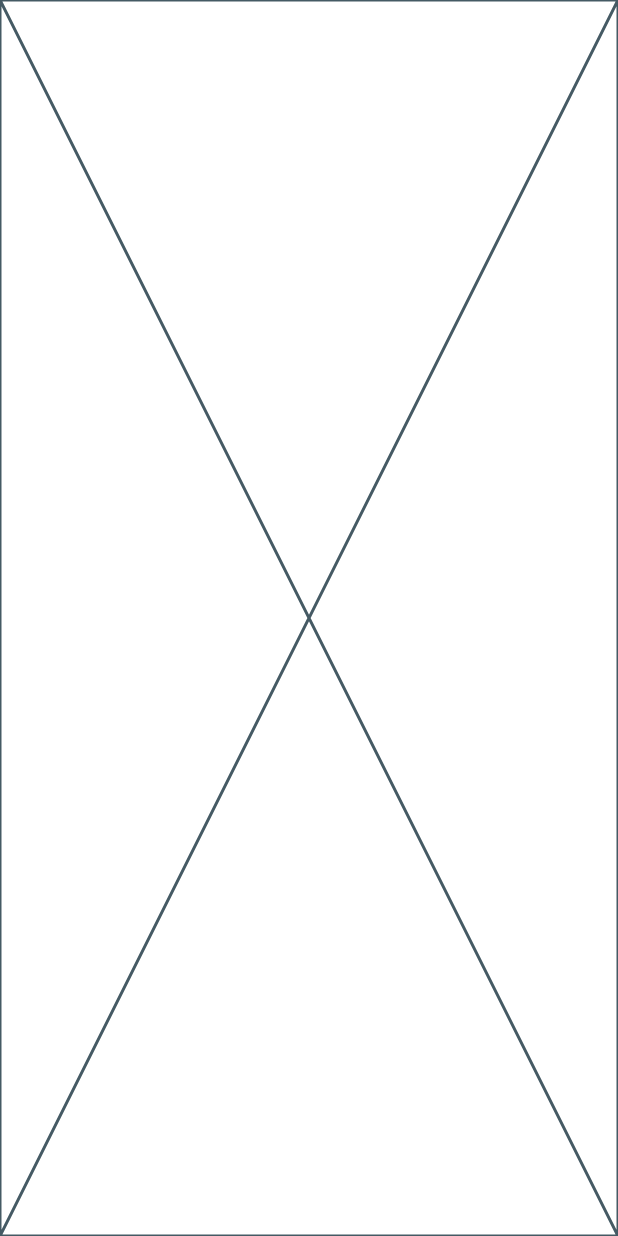
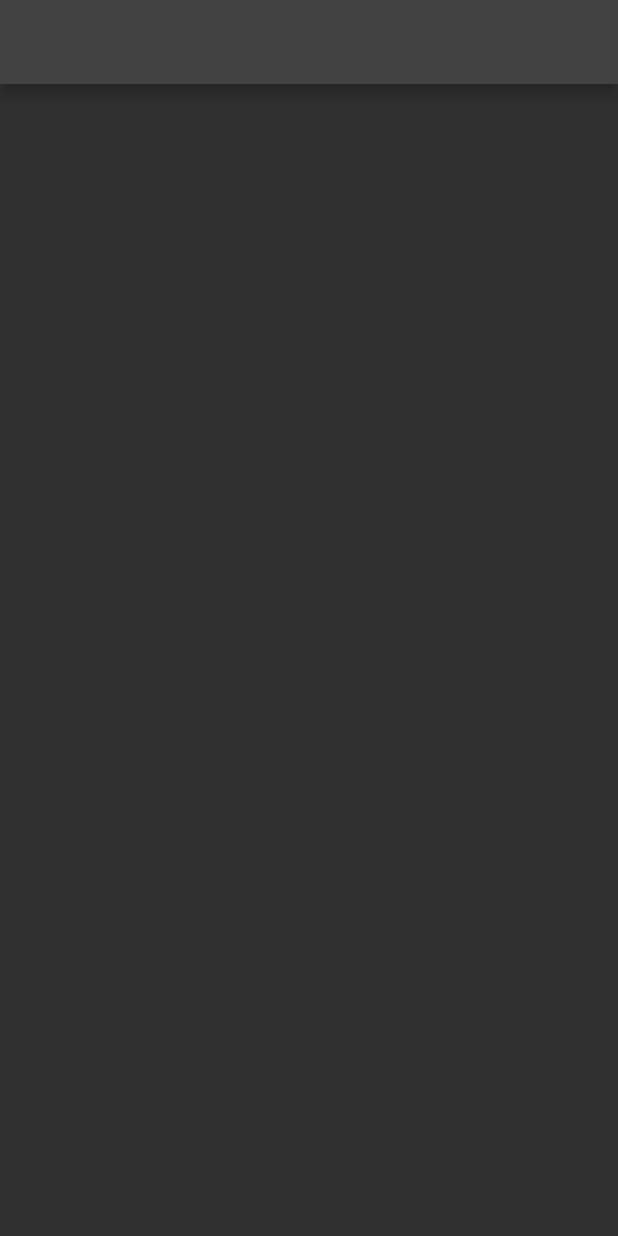
Before and after one commit to reham1414/notes_app, a Flutter app: the screen it shows after launch, on a phone screen of 412 x 824 dp. Run offline on Flutter 3.47's test engine with Material 2 defaults, Android fonts, the phone set to English and light mode, and no system bars.

Commit message:
change theme and create notes view

```diff
--- a/lib/main.dart
+++ b/lib/main.dart
@@ -1,4 +1,5 @@
 import 'package:flutter/material.dart';
+import 'package:notes_app/views/screens/notes_view.dart';
 
 void main() {
   runApp(const NotesApp());
@@ -9,6 +10,12 @@ class NotesApp extends StatelessWidget {
 
   @override
   Widget build(BuildContext context) {
-    return const Placeholder();
+    return  MaterialApp(
+      debugShowCheckedModeBanner: false,
+      theme: ThemeData(
+        brightness: Brightness.dark,
+      ),
+      home: const NotesView(),
+    );
   }
 }
--- /dev/null
+++ b/lib/views/screens/notes_view.dart
@@ -0,0 +1,14 @@
+import 'package:flutter/material.dart';
+
+class NotesView extends StatelessWidget {
+  const NotesView({super.key});
+
+  @override
+  Widget build(BuildContext context) {
+    return Scaffold(
+      appBar: AppBar(
+
+      ),
+    );
+  }
+}
```
